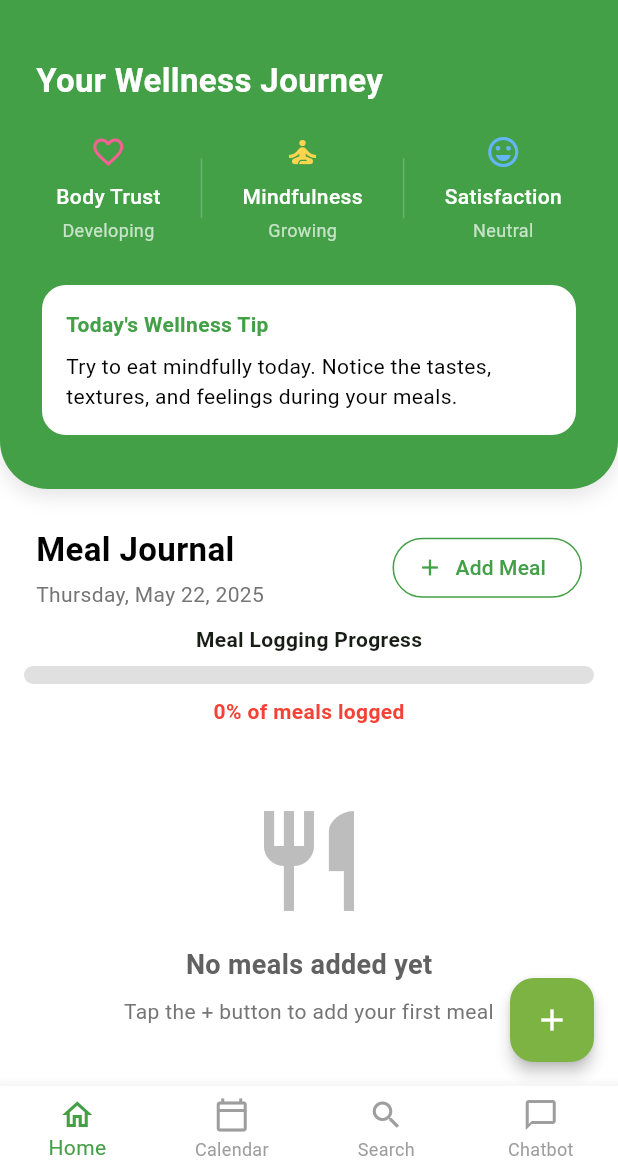
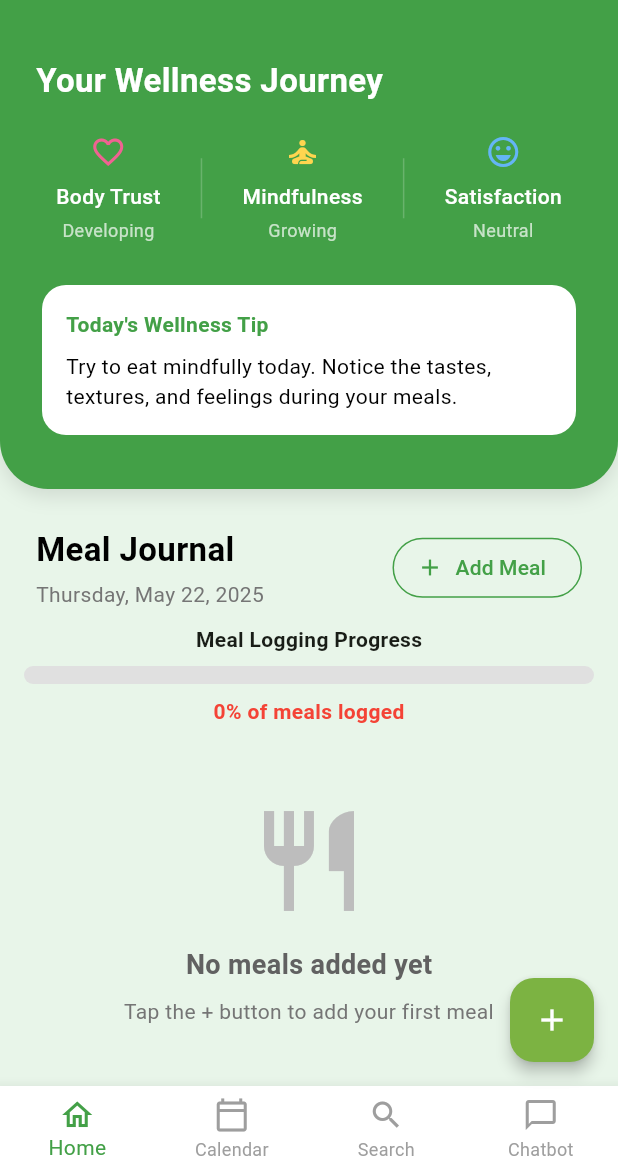
Before and after one commit to reymartjohneva/meal_planner, a Flutter app: the HomeScreen screen opened by its route, on a phone screen of 412 x 824 dp, the part 63-1236 px from its top. Run offline on Flutter 3.47's test engine with Material 3 defaults, Android fonts, the phone set to English and light mode, and no system bars; our stand-ins replace cloud_firestore, firebase_auth, firebase_core, flutter_local_notifications, shared_preferences, table_calendar and 1 more; accounts and stored records are empty.

Commit message:
feat: fixed shading

```diff
--- a/lib/pages/home_screen.dart
+++ b/lib/pages/home_screen.dart
@@ -518,7 +518,7 @@ class _HomeScreenState extends State<HomeScreen> {
     // Theme colors based on dark mode state
     final primaryColor = _isDarkMode ? Colors.green.shade300 : Colors.green.shade600;
     final secondaryColor = _isDarkMode ? Colors.lightGreen.shade400 : Colors.lightGreen.shade600;
-    final backgroundColor = _isDarkMode ? Colors.white : Colors.white;
+    final backgroundColor = _isDarkMode ? Colors.green.shade900 : Colors.green.shade50;
     final cardColor = _isDarkMode ? Colors.grey.shade800 : Colors.white;
     final textColor = _isDarkMode ? Colors.white : Colors.black;
     final subtitleColor = _isDarkMode ? Colors.grey.shade300 : Colors.grey.shade600;
```
